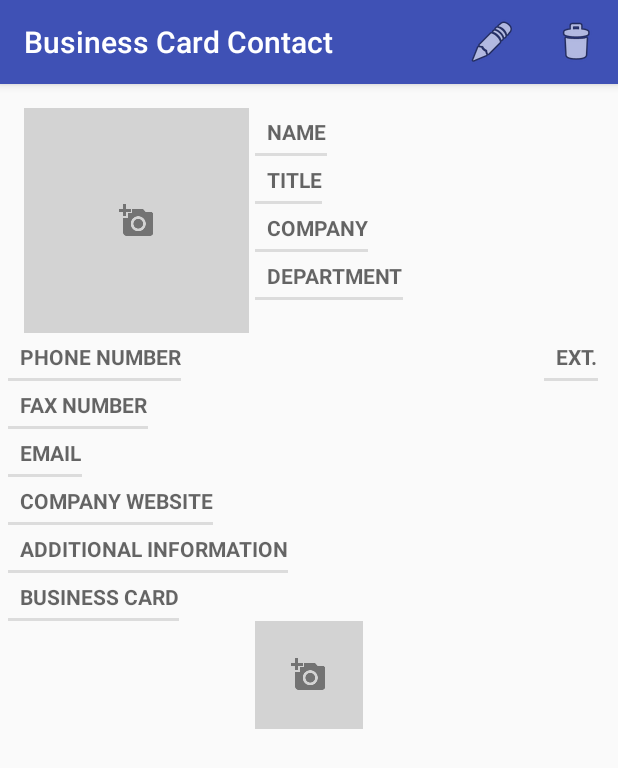
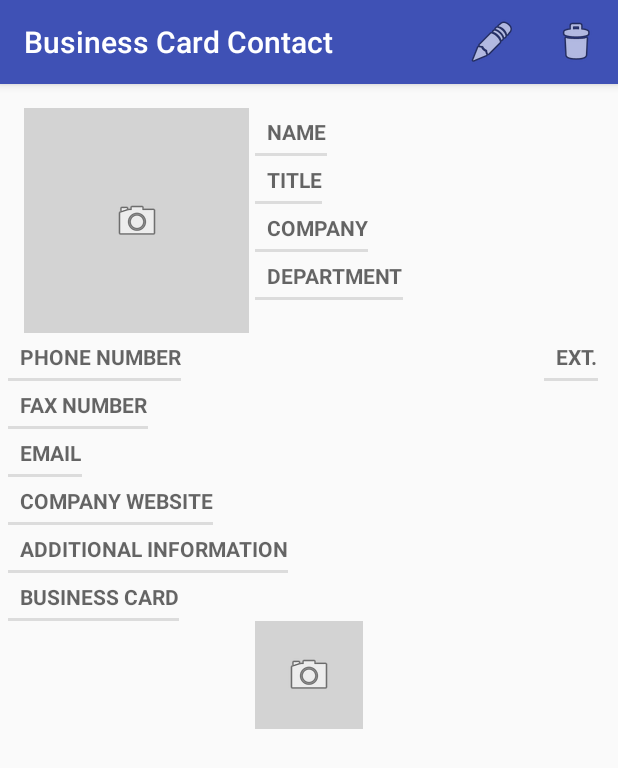
Before and after one commit to andantecantabile/BusinessCardApp, an Android app: the fragment ContactDetailFragment placed in its activity, on a phone screen of 412 x 824 dp. Shown: the top 768 px of the screen. Run offline under Robolectric (Android 15) with nearby library versions, the phone set to English and light mode, and no system bars; 13 statements that could not run were skipped.

Commit message:
minor image change and commented out the unused style elements for now.

```diff
--- a/BusinessCardContact/app/src/main/java/edu/pdx/ece558_fall15/alex_elizabeth/businesscardcontact/ContactDetailFragment.java
+++ b/BusinessCardContact/app/src/main/java/edu/pdx/ece558_fall15/alex_elizabeth/businesscardcontact/ContactDetailFragment.java
@@ -168,27 +168,13 @@ public class ContactDetailFragment extends Fragment {
         }
     }
 
-    /*
-    private void pickImage() {
-        // need to start activity to pick an image.
-        Intent intent = new Intent(Intent.ACTION_SEND);
-        String title = getResources().getString(R.string.img_chooser_title);
-        // Create intent to show chooser
-        Intent chooser = Intent.createChooser(intent, title);
-        // Verify the intent will resolve to at least one activity
-        if (intent.resolveActivity(getActivity().getPackageManager()) != null) {
-            startActivity(chooser);
-        }
-    }
-    */
-
     // Displays the provided image file in the referenced image view.
     private void updatePhotoView(ImageView imgView, File imgFile) {
         if (imgView != null) {
             if (imgFile == null || !imgFile.exists()) {
                 //imgView.setImageDrawable(null);   // would display no image.
                 // instead, if no image file exists, display the default image.
-                imgView.setImageResource(R.drawable.ic_add_a_photo_holo_light);
+                imgView.setImageResource(android.R.drawable.ic_menu_camera);
                 // would potentially like to change the default photo image with themes;
                 // so use a string here to reference the photo image.
                 //imgView.setImageResource(getResources().getIdentifier(getResources().getString(R.string.default_photo_img), "drawable", PACKAGE_NAME ));
--- a/BusinessCardContact/app/src/main/java/edu/pdx/ece558_fall15/alex_elizabeth/businesscardcontact/ContactEditDetailFragment.java
+++ b/BusinessCardContact/app/src/main/java/edu/pdx/ece558_fall15/alex_elizabeth/businesscardcontact/ContactEditDetailFragment.java
@@ -372,7 +372,7 @@ public class ContactEditDetailFragment extends Fragment{
 
     /**
      * Based on stackoverflow answer by David Manpearl and Austyn Mahoney
-     * @param requestCode
+     * @param requestCode Used to indicate either a contact image or a business card image.
      */
     private void openImageIntent(int requestCode) {
         Log.d(TAG, "openImageIntent");
@@ -491,6 +491,7 @@ public class ContactEditDetailFragment extends Fragment{
     }
 
     // helper method modified from stackoverflow
+    // http://stackoverflow.com/questions/22784656/convert-android-graphics-bitmap-to-java-io-file/22785013#22785013
     private static File persistImage(File filesDir, Bitmap bitmap, String name) {
         File imageFile = new File(filesDir, name + ".jpg");
 
--- a/BusinessCardContact/app/src/main/res/values/styles.xml
+++ b/BusinessCardContact/app/src/main/res/values/styles.xml
@@ -18,11 +18,13 @@
         <item name="android:textColorPrimary">@color/defaultColorPrimaryDark</item>
         <!-- <item name="android:textColorPrimaryInverse"></item> -->
         <item name="android:textColorLink">@color/defaultColorAccent</item>
+        <!--
         <item name="listItemCompanyColor">@color/defaultColorPrimaryDark</item>
         <item name="listItemNameColor">@color/defaultColor700</item>
         <item name="detailFieldTextLblColor">@color/defaultColorPrimaryDark</item>
         <item name="detailFieldTextValColor">@color/defaultColorPrimaryDark</item>
         <item name="detailFieldEditTextValColor">@color/defaultColorPrimaryDark</item>
+        -->
     </style>
 
     <!-- Theme 1: Eggplant -->
@@ -35,6 +37,7 @@
 
 
     <!-- TextView Styles here -->
+    <!--
     <style name="TextViewTitleLabel" parent="@android:style/Widget.TextView.ListSeparator">
         <item name="android:layout_width">fill_parent</item>
         <item name="android:layout_height">wrap_content</item>
@@ -43,5 +46,5 @@
         <item name="android:paddingLeft">5dip</item>
         <item name="android:textSize">18dp</item>
     </style>
-
+    -->
 </resources>
```
